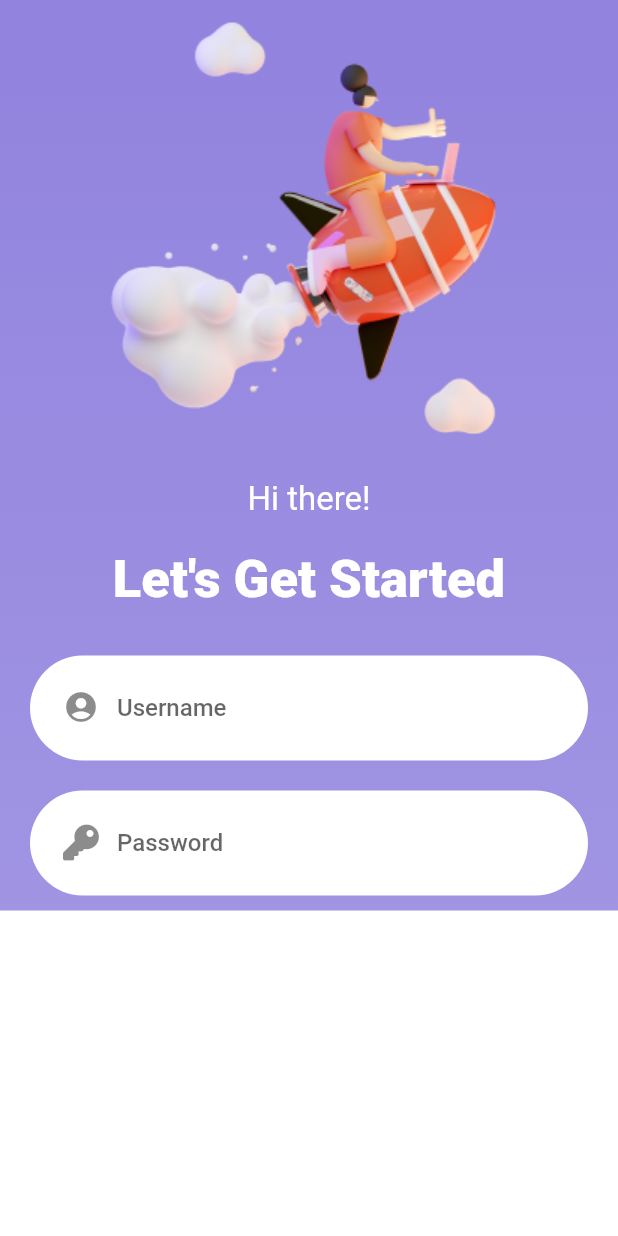
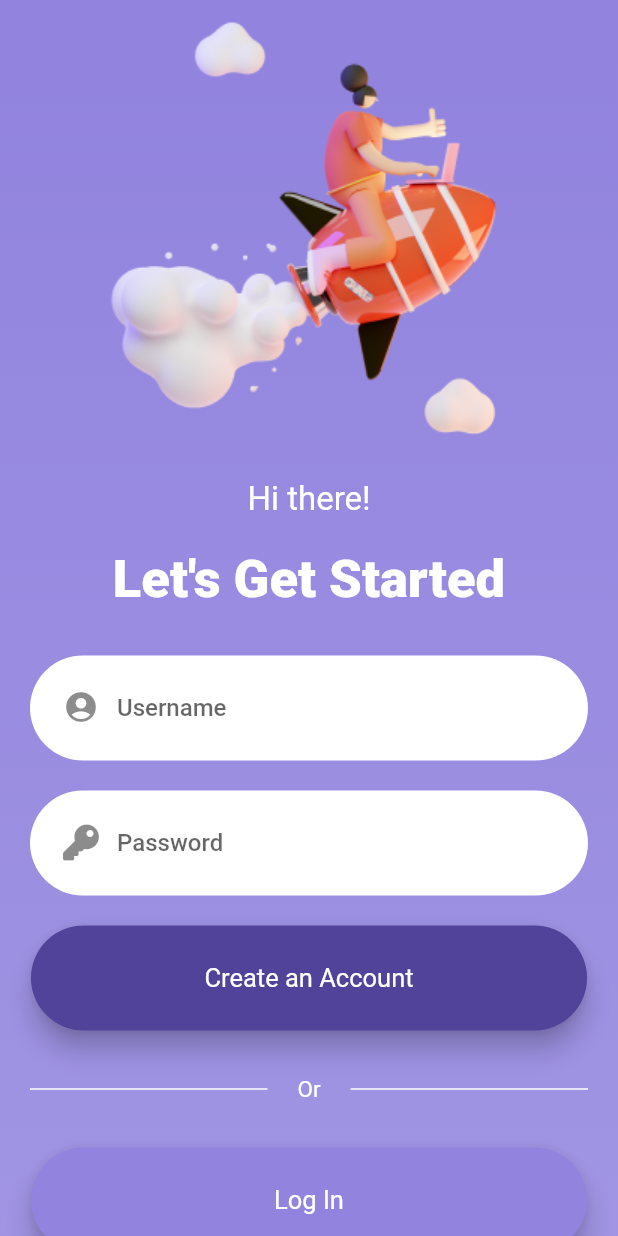
Before and after one commit to aniribe/Animated_Login_with_rocket, a Flutter app: the screen it shows after launch, on a phone screen of 412 x 824 dp. Run offline on Flutter 3.47's test engine with Material 2 defaults, Android fonts, the phone set to English and light mode, and no system bars; our stand-ins replace font_awesome_flutter.

Commit message:
An Input and buttons were added;

```diff
--- a/lib/config/app_colors.dart
+++ b/lib/config/app_colors.dart
@@ -9,6 +9,7 @@ class AppColors {
   ];
 
   static Color signUpDarkPurple = Color.fromRGBO(82, 67, 154, 1);
+  static Color signUpLightPurple = Color.fromRGBO(145, 131, 222, 1);
 
   static List<Color> loginPurpleGradient = [
     Color.fromRGBO(229, 178, 202, 1),
--- a/lib/ui_helper/ui_helper.dart
+++ b/lib/ui_helper/ui_helper.dart
@@ -1,3 +1,9 @@
 import 'package:flutter/cupertino.dart';
 
 Widget verticalSpace({required double height}) => SizedBox(height: height);
+
+Widget horizontalSpace({required double width}) => SizedBox(width: width);
+
+double getWidth(BuildContext context) => MediaQuery.of(context).size.width;
+
+double getHeight(BuildContext context) => MediaQuery.of(context).size.height;
--- a/lib/views/sign_up/signup_view.dart
+++ b/lib/views/sign_up/signup_view.dart
@@ -2,6 +2,7 @@ import 'package:animated_login_with_rocket/config/app_colors.dart';
 import 'package:animated_login_with_rocket/ui_helper/ui_helper.dart';
 import 'package:flutter/cupertino.dart';
 import 'package:flutter/material.dart';
+import 'package:flutter/widgets.dart';
 import 'package:font_awesome_flutter/font_awesome_flutter.dart';
 import 'components/animated_image.dart';
 
@@ -11,6 +12,7 @@ class SignUpView extends StatelessWidget {
     return Scaffold(
       backgroundColor: Colors.transparent,
       body: Container(
+        height: getHeight(context),
         decoration: BoxDecoration(
           gradient: LinearGradient(
             begin: Alignment.topCenter,
@@ -88,6 +90,76 @@ class SignUpView extends StatelessWidget {
                         ),
                       ),
                     ),
+                    verticalSpace(height: 20),
+                    ElevatedButton(
+                      style: ButtonStyle(
+                        backgroundColor: MaterialStateProperty.all(
+                            AppColors.signUpDarkPurple),
+                        fixedSize: MaterialStateProperty.all(
+                            Size(getWidth(context) * 0.9, 70)),
+                        shape: MaterialStateProperty.all(RoundedRectangleBorder(
+                            borderRadius: BorderRadius.circular(40))),
+                        elevation: MaterialStateProperty.all(7),
+                      ),
+                      child: Text(
+                        'Create an Account',
+                        style: TextStyle(
+                            fontSize: 17, fontWeight: FontWeight.w400),
+                      ),
+                      onPressed: () {},
+                    ),
+                    verticalSpace(height: 30),
+                    Row(
+                      children: [
+                        Expanded(
+                          child: Container(
+                            decoration: BoxDecoration(
+                                border: Border(
+                                    top: BorderSide(
+                              color: AppColors.white,
+                              width: 1,
+                            ))),
+                          ),
+                        ),
+                        horizontalSpace(width: 20),
+                        Text(
+                          'Or',
+                          style: TextStyle(
+                            color: AppColors.white,
+                            fontSize: 15,
+                          ),
+                        ),
+                        horizontalSpace(width: 20),
+                        Expanded(
+                          child: Container(
+                            decoration: BoxDecoration(
+                                border: Border(
+                                    top: BorderSide(
+                              color: AppColors.white,
+                              width: 1,
+                            ))),
+                          ),
+                        ),
+                      ],
+                    ),
+                    verticalSpace(height: 30),
+                    ElevatedButton(
+                      style: ButtonStyle(
+                        backgroundColor: MaterialStateProperty.all(
+                            AppColors.signUpLightPurple),
+                        fixedSize: MaterialStateProperty.all(
+                            Size(getWidth(context) * 0.9, 70)),
+                        shape: MaterialStateProperty.all(RoundedRectangleBorder(
+                            borderRadius: BorderRadius.circular(40))),
+                        elevation: MaterialStateProperty.all(7),
+                      ),
+                      child: Text(
+                        'Log In',
+                        style: TextStyle(
+                            fontSize: 17, fontWeight: FontWeight.w400),
+                      ),
+                      onPressed: () {},
+                    ),
                   ],
                 ),
               ),
```
